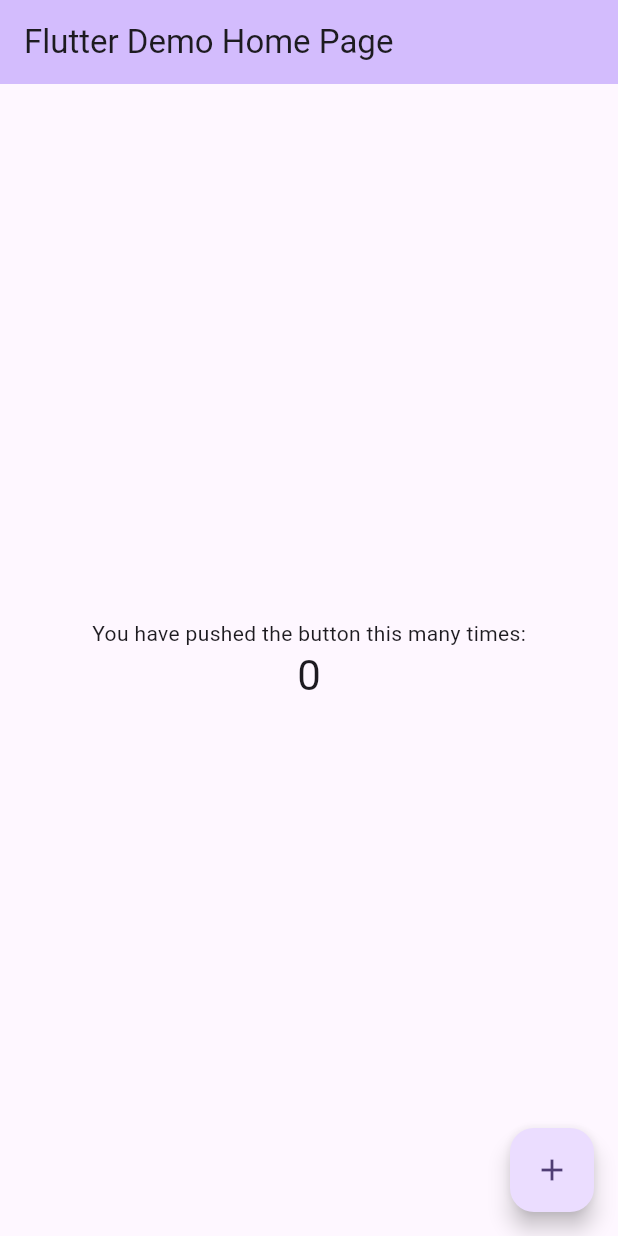
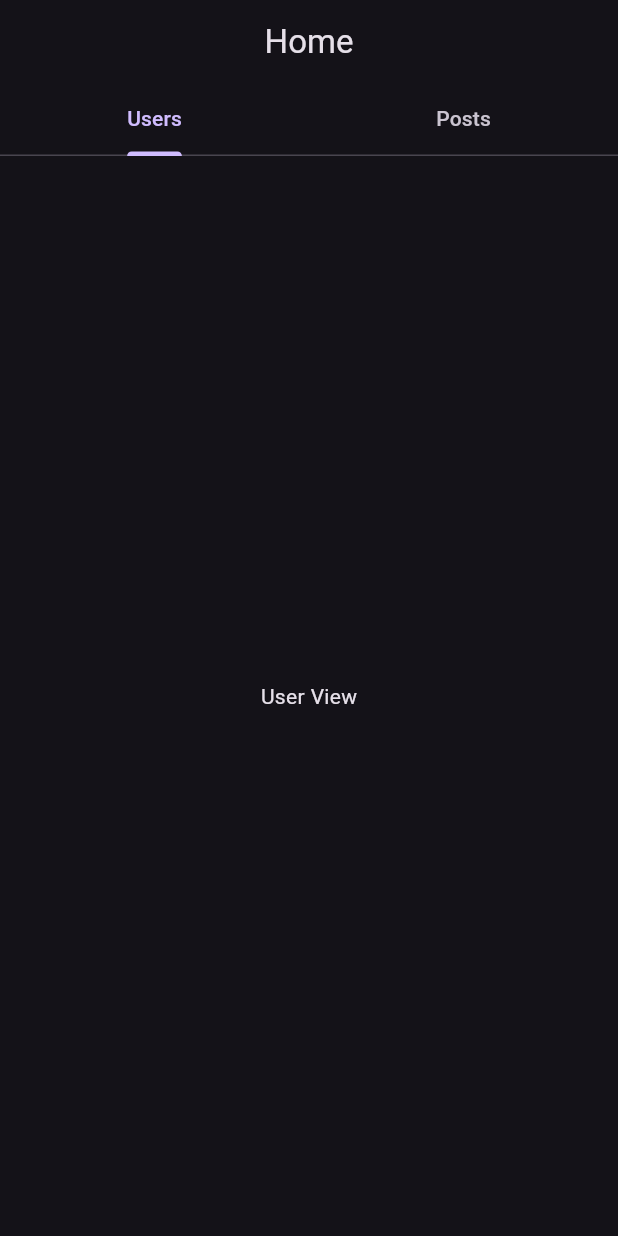
Before and after one commit to Marwannnnnntarek/mobile_task, a Flutter app: the screen it shows after launch, on a phone screen of 412 x 824 dp. Run offline on Flutter 3.47's test engine with Material 3 defaults, Android fonts, the phone set to English and light mode, and no system bars; our stand-ins replace go_router.

Commit message:
install go router package for controlling views navigations and created home view has empty tab bar.

```diff
--- /dev/null
+++ b/lib/core/helpers/app_routes.dart
@@ -0,0 +1,19 @@
+import 'package:go_router/go_router.dart';
+import 'package:mobile_task/features/home/presentations/view/home_view.dart';
+import 'package:mobile_task/features/home/presentations/view/post_view.dart';
+import 'package:mobile_task/features/home/presentations/view/user_view.dart';
+
+class AppRoutes {
+  static const String home = '/HomeView';
+  static const String user = '/UserView';
+  static const String post = '/PostView';
+
+  static final GoRouter router = GoRouter(
+    initialLocation: home,
+    routes: [
+      GoRoute(path: home, builder: (context, state) => HomeView()),
+      GoRoute(path: user, builder: (context, state) => UserView()),
+      GoRoute(path: post, builder: (context, state) => PostView()),
+    ],
+  );
+}
--- /dev/null
+++ b/lib/features/home/presentations/view/home_view.dart
@@ -0,0 +1,23 @@
+import 'package:flutter/material.dart';
+import 'package:mobile_task/features/home/presentations/view/post_view.dart';
+import 'package:mobile_task/features/home/presentations/view/user_view.dart';
+
+class HomeView extends StatelessWidget {
+  const HomeView({super.key});
+
+  @override
+  Widget build(BuildContext context) {
+    return DefaultTabController(
+      length: 2,
+      child: SafeArea(
+        child: Scaffold(
+          appBar: AppBar(
+            title: Center(child: Text('Home')),
+            bottom: TabBar(tabs: [Tab(text: 'Users'), Tab(text: 'Posts')]),
+          ),
+          body: TabBarView(children: [UserView(), PostView()]),
+        ),
+      ),
+    );
+  }
+}
--- /dev/null
+++ b/lib/features/home/presentations/view/post_view.dart
@@ -0,0 +1,10 @@
+import 'package:flutter/material.dart';
+
+class PostView extends StatelessWidget {
+  const PostView({super.key});
+
+  @override
+  Widget build(BuildContext context) {
+    return Center(child: Text('Post View'));
+  }
+}
--- /dev/null
+++ b/lib/features/home/presentations/view/user_view.dart
@@ -0,0 +1,10 @@
+import 'package:flutter/material.dart';
+
+class UserView extends StatelessWidget {
+  const UserView({super.key});
+
+  @override
+  Widget build(BuildContext context) {
+    return Center(child: Text('User View'));
+  }
+}
--- a/lib/main.dart
+++ b/lib/main.dart
@@ -1,4 +1,5 @@
 import 'package:flutter/material.dart';
+import 'package:mobile_task/core/helpers/app_routes.dart';
 
 void main() {
   runApp(const MyApp());
@@ -10,113 +11,10 @@ class MyApp extends StatelessWidget {
   // This widget is the root of your application.
   @override
   Widget build(BuildContext context) {
-    return MaterialApp(
-      title: 'Flutter Demo',
-      theme: ThemeData(
-        // This is the theme of your application.
-        //
-        // TRY THIS: Try running your application with "flutter run". You'll see
-        // the application has a purple toolbar. Then, without quitting the app,
-        // try changing the seedColor in the colorScheme below to Colors.green
-        // and then invoke "hot reload" (save your changes or press the "hot
-        // reload" button in a Flutter-supported IDE, or press "r" if you used
-        // the command line to start the app).
-        //
-        // Notice that the counter didn't reset back to zero; the application
-        // state is not lost during the reload. To reset the state, use hot
-        // restart instead.
-        //
-        // This works for code too, not just values: Most code changes can be
-        // tested with just a hot reload.
-        colorScheme: ColorScheme.fromSeed(seedColor: Colors.deepPurple),
-      ),
-      home: const MyHomePage(title: 'Flutter Demo Home Page'),
+    return MaterialApp.router(
+      routerConfig: AppRoutes.router,
+      theme: ThemeData.dark(),
+      debugShowCheckedModeBanner: false,
     );
   }
 }
-
-class MyHomePage extends StatefulWidget {
-  const MyHomePage({super.key, required this.title});
-
-  // This widget is the home page of your application. It is stateful, meaning
-  // that it has a State object (defined below) that contains fields that affect
-  // how it looks.
-
-  // This class is the configuration for the state. It holds the values (in this
-  // case the title) provided by the parent (in this case the App widget) and
-  // used by the build method of the State. Fields in a Widget subclass are
-  // always marked "final".
-
-  final String title;
-
-  @override
-  State<MyHomePage> createState() => _MyHomePageState();
-}
-
-class _MyHomePageState extends State<MyHomePage> {
-  int _counter = 0;
-
-  void _incrementCounter() {
-    setState(() {
-      // This call to setState tells the Flutter framework that something has
-      // changed in this State, which causes it to rerun the build method below
-      // so that the display can reflect the updated values. If we changed
-      // _counter without calling setState(), then the build method would not be
-      // called again, and so nothing would appear to happen.
-      _counter++;
-    });
-  }
-
-  @override
-  Widget build(BuildContext context) {
-    // This method is rerun every time setState is called, for instance as done
-    // by the _incrementCounter method above.
-    //
-    // The Flutter framework has been optimized to make rerunning build methods
-    // fast, so that you can just rebuild anything that needs updating rather
-    // than having to individually change instances of widgets.
-    return Scaffold(
-      appBar: AppBar(
-        // TRY THIS: Try changing the color here to a specific color (to
-        // Colors.amber, perhaps?) and trigger a hot reload to see the AppBar
-        // change color while the other colors stay the same.
-        backgroundColor: Theme.of(context).colorScheme.inversePrimary,
-        // Here we take the value from the MyHomePage object that was created by
-        // the App.build method, and use it to set our appbar title.
-        title: Text(widget.title),
-      ),
-      body: Center(
-        // Center is a layout widget. It takes a single child and positions it
-        // in the middle of the parent.
-        child: Column(
-          // Column is also a layout widget. It takes a list of children and
-          // arranges them vertically. By default, it sizes itself to fit its
-          // children horizontally, and tries to be as tall as its parent.
-          //
-          // Column has various properties to control how it sizes itself and
-          // how it positions its children. Here we use mainAxisAlignment to
-          // center the children vertically; the main axis here is the vertical
-          // axis because Columns are vertical (the cross axis would be
-          // horizontal).
-          //
-          // TRY THIS: Invoke "debug painting" (choose the "Toggle Debug Paint"
-          // action in the IDE, or press "p" in the console), to see the
-          // wireframe for each widget.
-          mainAxisAlignment: MainAxisAlignment.center,
-          children: <Widget>[
-            const Text('You have pushed the button this many times:'),
-            Text(
-              '$_counter',
-              style: Theme.of(context).textTheme.headlineMedium,
-            ),
-          ],
-        ),
-      ),
-      floatingActionButton: FloatingActionButton(
-        onPressed: _incrementCounter,
-        tooltip: 'Increment',
-        child: const Icon(Icons.add),
-      ), // This trailing comma makes auto-formatting nicer for build methods.
-    );
-  }
-}
```
Also changed, not shown: pubspec.yaml (+4 -11 lines), pubspec.lock.
